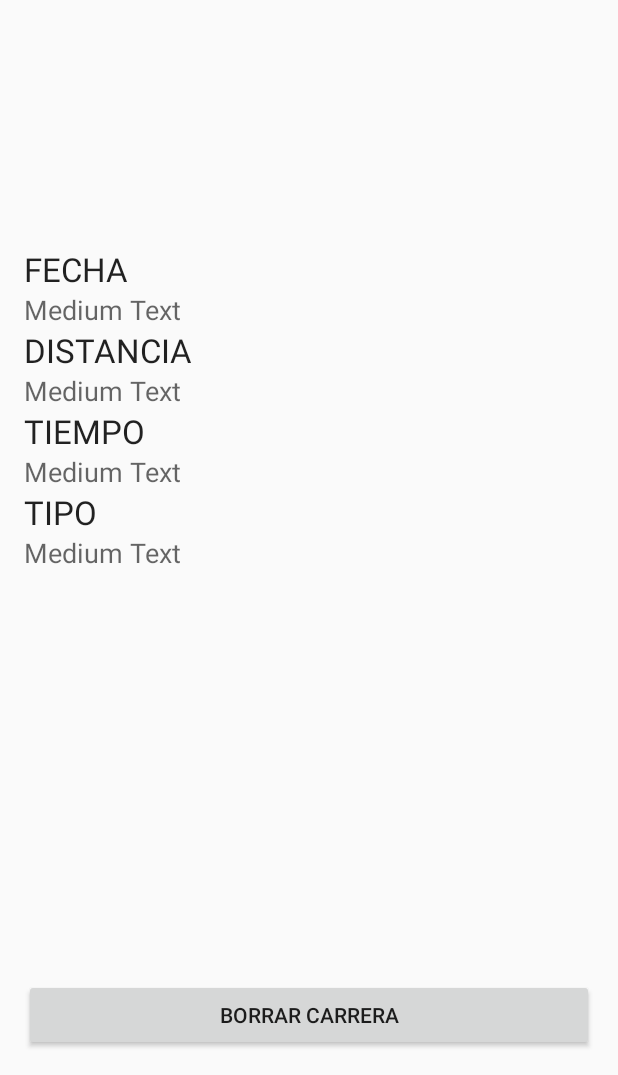
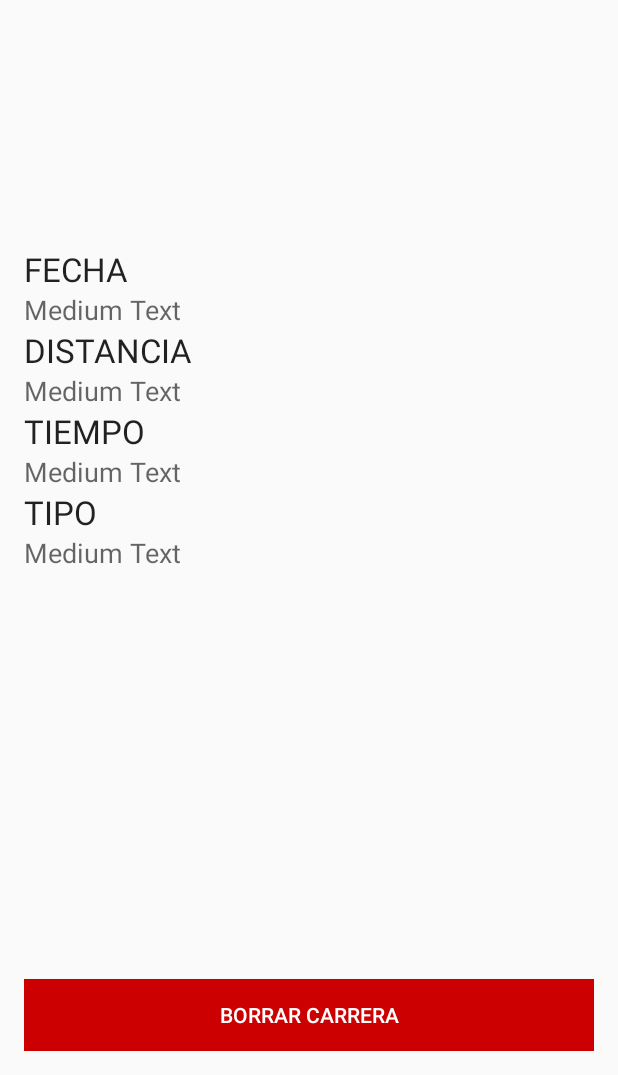
Before and after one commit to LaraFranklin/TrackingApp, an Android app: the DetallesCarrera screen opened directly, with no data from a screen before it, on a phone screen of 412 x 824 dp, the part 161-1236 px from its top. Run offline under Robolectric (Android 15) with nearby library versions, the phone set to English and light mode, and no system bars; libraries missing offline, so code that uses them is left out: com.google.maps.android; 4 statements that could not run were skipped.

```diff
--- a/myMapa/app/src/main/res/layout/activity_detalles_carrera.xml
+++ b/myMapa/app/src/main/res/layout/activity_detalles_carrera.xml
@@ -86,6 +86,8 @@
         android:layout_width="match_parent"
         android:layout_height="wrap_content"
         android:text="BORRAR CARRERA"
+        android:background="@android:color/holo_red_dark"
+        android:textColor="@android:color/white"
         android:id="@+id/b_borrar_carrera"
         android:layout_alignParentBottom="true"
         android:layout_alignParentLeft="true"
```
Also changed, not shown: myMapa/app/src/main/java/com/rawals/mymapa/MapsActivity.java (+10 -4 lines), myMapa/app/src/main/ic_launcher-web.png, myMapa/app/src/main/res/mipmap-hdpi/ic_launcher.png, myMapa/app/src/main/res/mipmap-mdpi/ic_launcher.png, myMapa/app/src/main/res/mipmap-xhdpi/ic_launcher.png (added), myMapa/app/src/main/res/mipmap-xxhdpi/ic_launcher.png, myMapa/app/src/main/res/mipmap-xxxhdpi/ic_launcher.png (added), 279 other files.
